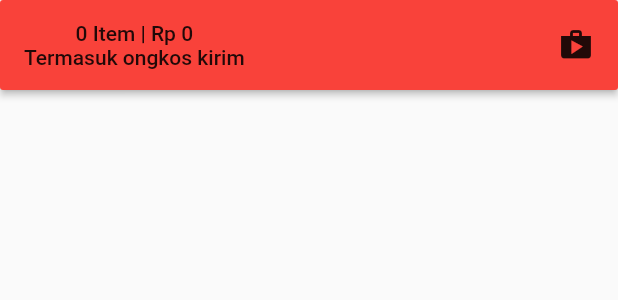
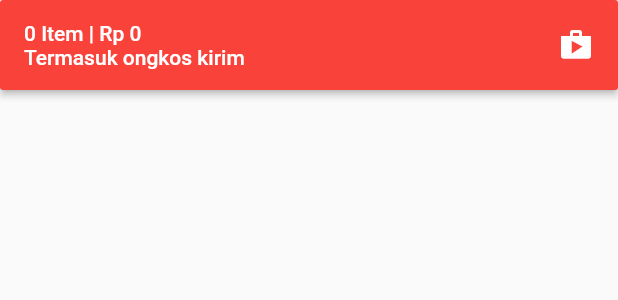
Before and after one commit to jonbonto/64816b644f3f9671d45bc954e7de704ddc3e5d17, a Flutter app: the CartButton widget shown alone on an empty page, opened directly, on a phone screen of 412 x 824 dp. Shown: the top 300 px of the screen. Run offline on Flutter 3.47's test engine with Material 2 defaults, Android fonts, the phone set to English and light mode, and no system bars; our stand-ins replace equatable, flutter_spinkit, material_design_icons_flutter; network calls fail.

Commit message:
styling cart page

```diff
--- a/lib/ui/pages/cart_page.dart
+++ b/lib/ui/pages/cart_page.dart
@@ -48,6 +48,7 @@ class _CartPageState extends State<CartPage> {
               child: Column(
                 children: [
                   Row(
+                    mainAxisAlignment: MainAxisAlignment.spaceBetween,
                     children: [
                       Text('Daftar Pesanan'),
                       GestureDetector(
--- a/lib/ui/pages/product_list_page.dart
+++ b/lib/ui/pages/product_list_page.dart
@@ -96,7 +96,7 @@ class _ProductListPageState extends State<ProductListPage> {
                   width: MediaQuery.of(context).size.width / 7,
                   color: selectedDate == dateInString
                       ? Colors.orange
-                      : Colors.grey,
+                      : Colors.grey[100],
                   child: Column(
                     mainAxisAlignment: MainAxisAlignment.center,
                     children: [
--- a/lib/ui/widgets/cart_button.dart
+++ b/lib/ui/widgets/cart_button.dart
@@ -21,15 +21,26 @@ class CartButton extends StatelessWidget {
           children: [
             Column(
               mainAxisAlignment: MainAxisAlignment.center,
+              crossAxisAlignment: CrossAxisAlignment.start,
               children: [
-                Text('$numItem Item | Rp $total'),
-                Text('Termasuk ongkos kirim'),
+                Text(
+                  '$numItem Item | Rp $total',
+                  style: TextStyle(color: Colors.white),
+                ),
+                Text(
+                  'Termasuk ongkos kirim',
+                  style: TextStyle(color: Colors.white),
+                ),
               ],
             ),
             checkout
-                ? Text('CHECKOUT >')
+                ? Text(
+                    'CHECKOUT >',
+                    style: TextStyle(color: Colors.white),
+                  )
                 : Icon(
                     Icons.shop,
+                    color: Colors.white,
                   )
           ],
         ),
```
